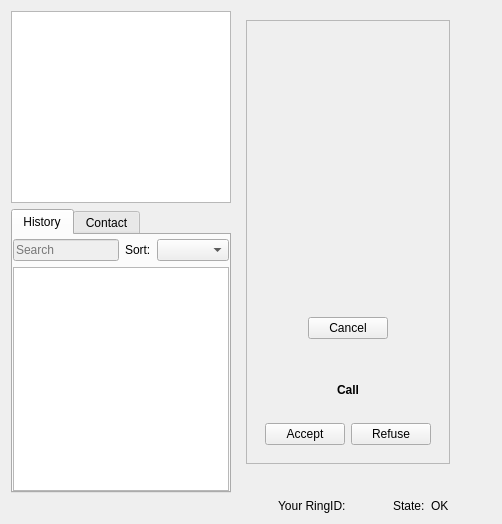
The window that callwidget.ui (savoirfairelinux/jami-client-windows) describes before a commit, drawn with Qt 5.
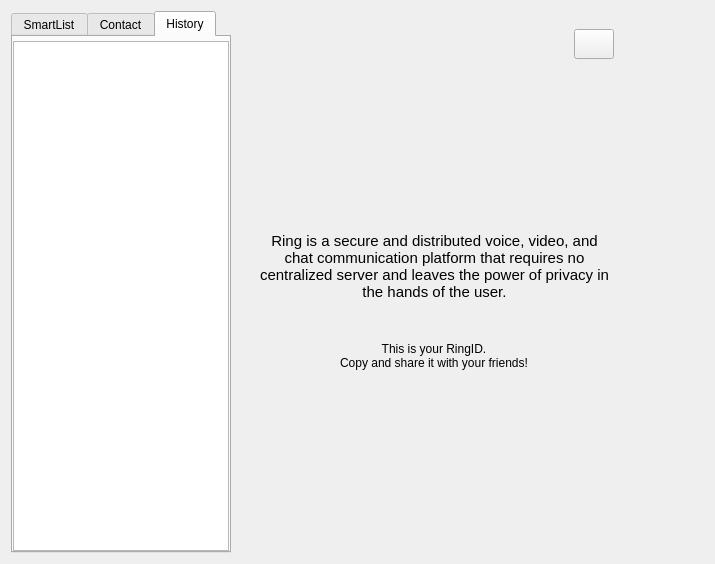
The same window after the commit. The open tabs and pages were chosen to show the change. Icons and pictures are not drawn. Custom widgets are drawn as their Qt base class.

Commit message:
smartlist: implement smart list view
- remove mainbar
- reconnect search/call bar
- add welcome screen
- add smartlist delegate
- use PeopleProxy
- clean and guard (WIN32) code
- remove state label

WARNING: Depends on #2844 and #2872 of LRC

Issue: #81177

Patch:
```diff
--- a/callwidget.ui
+++ b/callwidget.ui
@@ -6,8 +6,8 @@
    <rect>
     <x>0</x>
     <y>0</y>
-    <width>502</width>
-    <height>524</height>
+    <width>715</width>
+    <height>564</height>
    </rect>
   </property>
   <property name="sizePolicy">
@@ -33,37 +33,159 @@
        <enum>QLayout::SetMaximumSize</enum>
       </property>
       <item>
-       <widget class="QFrame" name="videoFrame">
-        <property name="sizePolicy">
-         <sizepolicy hsizetype="MinimumExpanding" vsizetype="MinimumExpanding">
-          <horstretch>0</horstretch>
-          <verstretch>0</verstretch>
-         </sizepolicy>
+       <widget class="QStackedWidget" name="stackedWidget">
+        <property name="currentIndex">
+         <number>1</number>
         </property>
+        <widget class="QWidget" name="welcomePage">
+         <layout class="QGridLayout" name="gridLayout_2">
+          <item row="3" column="0" colspan="2" alignment="Qt::AlignHCenter">
+           <widget class="QLabel" name="label">
+            <property name="font">
+             <font>
+              <underline>false</underline>
+              <strikeout>false</strikeout>
+              <kerning>true</kerning>
+             </font>
+            </property>
+            <property name="text">
+             <string>This is your RingID.
+Copy and share it with your friends!</string>
+            </property>
+            <property name="alignment">
+             <set>Qt::AlignCenter</set>
+            </property>
+            <property name="wordWrap">
+             <bool>true</bool>
+            </property>
+           </widget>
+          </item>
+          <item row="6" column="0">
+           <spacer name="verticalSpacer_2">
+            <property name="orientation">
+             <enum>Qt::Vertical</enum>
+            </property>
+            <property name="sizeHint" stdset="0">
+             <size>
+              <width>20</width>
+              <height>40</height>
+             </size>
+            </property>
+           </spacer>
+          </item>
+          <item row="0" column="1" alignment="Qt::AlignRight|Qt::AlignTop">
+           <widget class="QPushButton" name="settingsButton">
+            <property name="minimumSize">
+             <size>
+              <width>30</width>
+              <height>30</height>
+             </size>
+            </property>
+            <property name="text">
+             <string/>
+            </property>
+            <property name="icon">
+             <iconset resource="ressources.qrc">
+              <normaloff>:/images/settings.png</normaloff>:/images/settings.png</iconset>
+            </property>
+            <property name="iconSize">
+             <size>
+              <width>25</width>
+              <height>25</height>
+             </size>
+            </property>
+            <property name="flat">
+             <bool>false</bool>
+            </property>
+           </widget>
+          </item>
+          <item row="4" column="0" colspan="2" alignment="Qt::AlignHCenter">
+           <widget class="QLabel" name="ringIdLabel">
         <property name="minimumSize">
          <size>
           <width>0</width>
           <height>0</height>
          </size>
         </property>
-        <property name="frameShape">
-         <enum>QFrame::StyledPanel</enum>
-        </property>
-        <property name="frameShadow">
-         <enum>QFrame::Raised</enum>
-        </property>
-        <layout class="QVBoxLayout" name="verticalLayout_7">
-         <item>
-          <widget class="VideoView" name="videoWidget" native="true">
+            <property name="font">
+             <font>
+              <pointsize>12</pointsize>
+             </font>
+            </property>
+            <property name="text">
+             <string notr="true"/>
+            </property>
+            <property name="margin">
+             <number>0</number>
+            </property>
+            <property name="textInteractionFlags">
+             <set>Qt::LinksAccessibleByMouse|Qt::TextSelectableByMouse</set>
+            </property>
+           </widget>
+          </item>
+          <item row="2" column="0" colspan="2" alignment="Qt::AlignHCenter">
+           <widget class="QLabel" name="descLabel">
            <property name="sizePolicy">
-            <sizepolicy hsizetype="MinimumExpanding" vsizetype="MinimumExpanding">
+             <sizepolicy hsizetype="Expanding" vsizetype="Expanding">
              <horstretch>0</horstretch>
              <verstretch>0</verstretch>
             </sizepolicy>
            </property>
-          </widget>
-         </item>
-         <item>
+            <property name="font">
+             <font>
+              <pointsize>11</pointsize>
+              <weight>50</weight>
+              <bold>false</bold>
+             </font>
+            </property>
+            <property name="text">
+             <string>Ring is a secure and distributed voice, video, and chat communication platform that requires no centralized server and leaves the power of privacy in the hands of the user.</string>
+            </property>
+            <property name="alignment">
+             <set>Qt::AlignCenter</set>
+            </property>
+            <property name="wordWrap">
+             <bool>true</bool>
+            </property>
+           </widget>
+          </item>
+          <item row="1" column="0" colspan="2">
+           <widget class="QLabel" name="ringLogo">
+            <property name="sizePolicy">
+             <sizepolicy hsizetype="Preferred" vsizetype="Maximum">
+              <horstretch>0</horstretch>
+              <verstretch>0</verstretch>
+             </sizepolicy>
+            </property>
+            <property name="maximumSize">
+             <size>
+              <width>16777215</width>
+              <height>200</height>
+             </size>
+            </property>
+            <property name="text">
+             <string/>
+            </property>
+           </widget>
+          </item>
+          <item row="0" column="0">
+           <spacer name="verticalSpacer">
+            <property name="orientation">
+             <enum>Qt::Vertical</enum>
+            </property>
+            <property name="sizeHint" stdset="0">
+             <size>
+              <width>20</width>
+              <height>40</height>
+             </size>
+            </property>
+           </spacer>
+          </item>
+         </layout>
+        </widget>
+        <widget class="QWidget" name="callInvitePage">
+         <layout class="QVBoxLayout" name="verticalLayout_9">
+          <item alignment="Qt::AlignHCenter|Qt::AlignVCenter">
           <widget class="QWidget" name="spinnerWidget" native="true">
            <layout class="QVBoxLayout" name="spinnerLayout">
             <item alignment="Qt::AlignHCenter|Qt::AlignVCenter">
@@ -171,32 +293,12 @@
          </item>
         </layout>
        </widget>
-      </item>
-      <item alignment="Qt::AlignHCenter">
-       <widget class="QLabel" name="callStateLabel">
-        <property name="sizePolicy">
-         <sizepolicy hsizetype="Preferred" vsizetype="Fixed">
-          <horstretch>0</horstretch>
-          <verstretch>0</verstretch>
-         </sizepolicy>
-        </property>
-        <property name="text">
-         <string notr="true"/>
-        </property>
-       </widget>
-      </item>
-     </layout>
-    </widget>
-   </item>
-   <item row="0" column="2">
-    <layout class="QVBoxLayout" name="verticalLayout_8">
-     <property name="leftMargin">
-      <number>0</number>
-     </property>
+        <widget class="QWidget" name="videoPage">
+         <layout class="QVBoxLayout" name="verticalLayout_10">
      <item>
-      <widget class="InstantMessagingWidget" name="instantMessagingWidget" native="true">
+           <widget class="QFrame" name="videoFrame">
        <property name="sizePolicy">
-        <sizepolicy hsizetype="MinimumExpanding" vsizetype="Expanding">
+             <sizepolicy hsizetype="MinimumExpanding" vsizetype="MinimumExpanding">
          <horstretch>0</horstretch>
          <verstretch>0</verstretch>
         </sizepolicy>
@@ -207,52 +309,32 @@
          <height>0</height>
         </size>
        </property>
-      </widget>
-     </item>
-    </layout>
-   </item>
-   <item row="1" column="1">
-    <layout class="QHBoxLayout" name="horizontalLayout_5" stretch="1,0,0">
-     <property name="topMargin">
-      <number>0</number>
-     </property>
-     <property name="rightMargin">
-      <number>10</number>
-     </property>
-     <item alignment="Qt::AlignHCenter">
-      <widget class="QLabel" name="ringIdLabel">
-       <property name="minimumSize">
-        <size>
-         <width>0</width>
-         <height>0</height>
-        </size>
-       </property>
-       <property name="text">
-        <string notr="true">Your RingID:</string>
-       </property>
-       <property name="margin">
-        <number>0</number>
-       </property>
-       <property name="textInteractionFlags">
-        <set>Qt::LinksAccessibleByMouse|Qt::TextSelectableByMouse</set>
-       </property>
-      </widget>
-     </item>
-     <item>
-      <widget class="QLabel" name="stateLabel">
-       <property name="text">
-        <string>State:</string>
-       </property>
-      </widget>
-     </item>
-     <item alignment="Qt::AlignRight">
-      <widget class="QLabel" name="accountStateHintLabel">
-       <property name="text">
-        <string>OK</string>
-       </property>
-      </widget>
-     </item>
-    </layout>
+            <property name="frameShape">
+             <enum>QFrame::StyledPanel</enum>
+            </property>
+            <property name="frameShadow">
+             <enum>QFrame::Raised</enum>
+            </property>
+            <layout class="QVBoxLayout" name="verticalLayout_7">
+             <item>
+              <widget class="VideoView" name="videoWidget" native="true">
+               <property name="sizePolicy">
+                <sizepolicy hsizetype="MinimumExpanding" vsizetype="MinimumExpanding">
+                 <horstretch>0</horstretch>
+                 <verstretch>0</verstretch>
+                </sizepolicy>
+               </property>
+              </widget>
+             </item>
+            </layout>
+           </widget>
+          </item>
+         </layout>
+        </widget>
+       </widget>
+      </item>
+     </layout>
+    </widget>
    </item>
    <item row="0" column="0">
     <layout class="QVBoxLayout" name="verticalLayout_2">
@@ -263,34 +345,12 @@
       <enum>QLayout::SetDefaultConstraint</enum>
      </property>
      <item>
-      <layout class="QVBoxLayout" name="verticalLayout_5" stretch="0,1">
+      <layout class="QVBoxLayout" name="verticalLayout_5" stretch="0">
        <property name="topMargin">
         <number>0</number>
        </property>
        <item>
-        <widget class="QListView" name="callList">
-         <property name="sizePolicy">
-          <sizepolicy hsizetype="MinimumExpanding" vsizetype="MinimumExpanding">
-           <horstretch>0</horstretch>
-           <verstretch>0</verstretch>
-          </sizepolicy>
-         </property>
-         <property name="minimumSize">
-          <size>
-           <width>0</width>
-           <height>0</height>
-          </size>
-         </property>
-         <property name="maximumSize">
-          <size>
-           <width>220</width>
-           <height>16777215</height>
-          </size>
-         </property>
-        </widget>
-       </item>
-       <item>
-        <widget class="QTabWidget" name="tabWidget">
+        <widget class="QTabWidget" name="mainTabMenu">
          <property name="sizePolicy">
           <sizepolicy hsizetype="MinimumExpanding" vsizetype="MinimumExpanding">
            <horstretch>0</horstretch>
@@ -310,9 +370,9 @@
           </size>
          </property>
          <property name="currentIndex">
-          <number>1</number>
+          <number>0</number>
          </property>
-         <widget class="QWidget" name="historyTab">
+         <widget class="QWidget" name="smartListTab">
           <property name="sizePolicy">
            <sizepolicy hsizetype="MinimumExpanding" vsizetype="MinimumExpanding">
             <horstretch>0</horstretch>
@@ -326,7 +386,7 @@
            </size>
           </property>
           <attribute name="title">
-           <string>History</string>
+           <string>SmartList</string>
           </attribute>
           <layout class="QVBoxLayout" name="verticalLayout_6">
            <property name="leftMargin">
@@ -347,12 +407,15 @@
               <number>0</number>
              </property>
              <item>
-              <widget class="QLineEdit" name="lineEdit">
+              <widget class="QLineEdit" name="searchEdit">
                <property name="enabled">
-                <bool>false</bool>
+                <bool>true</bool>
+               </property>
+               <property name="maxLength">
+                <number>100</number>
                </property>
                <property name="placeholderText">
-                <string>Search</string>
+                <string>Search / Enter number</string>
                </property>
                <property name="clearButtonEnabled">
                 <bool>true</bool>
@@ -360,45 +423,20 @@
               </widget>
              </item>
              <item>
-              <widget class="QLabel" name="label">
+              <widget class="QPushButton" name="callButton">
                <property name="text">
-                <string>Sort:</string>
+                <string/>
                </property>
-              </widget>
-             </item>
-             <item>
-              <widget class="QComboBox" name="sortComboBox">
-               <property name="layoutDirection">
-                <enum>Qt::LeftToRight</enum>
+               <property name="icon">
+                <iconset resource="ressources.qrc">
+                 <normaloff>:/images/phone.png</normaloff>:/images/phone.png</iconset>
                </property>
               </widget>
              </item>
             </layout>
            </item>
            <item>
-            <widget class="QTreeView" name="historyList">
-             <property name="sizePolicy">
-              <sizepolicy hsizetype="MinimumExpanding" vsizetype="MinimumExpanding">
-               <horstretch>0</horstretch>
-               <verstretch>0</verstretch>
-              </sizepolicy>
-             </property>
-             <property name="minimumSize">
-              <size>
-               <width>0</width>
-               <height>0</height>
-              </size>
-             </property>
-             <property name="maximumSize">
-              <size>
-               <width>220</width>
-               <height>16777215</height>
-              </size>
-             </property>
-             <property name="frameShadow">
-              <enum>QFrame::Plain</enum>
-             </property>
-            </widget>
+            <widget class="QTreeView" name="smartList"/>
            </item>
           </layout>
          </widget>
@@ -446,12 +484,57 @@
            </item>
           </layout>
          </widget>
-        </widget>
+         <widget class="QWidget" name="historyTab">
+          <attribute name="title">
+           <string>History</string>
+          </attribute>
+          <layout class="QHBoxLayout" name="horizontalLayout_2">
+           <property name="leftMargin">
+            <number>0</number>
+           </property>
+           <property name="topMargin">
+            <number>4</number>
+           </property>
+           <property name="rightMargin">
+            <number>0</number>
+           </property>
+           <property name="bottomMargin">
+            <number>0</number>
+           </property>
+           <item>
+            <widget class="QTreeView" name="historyList"/>
+           </item>
+          </layout>
+         </widget>
+        </widget>
        </item>
       </layout>
      </item>
     </layout>
    </item>
+   <item row="0" column="2">
+    <layout class="QVBoxLayout" name="verticalLayout_8">
+     <property name="leftMargin">
+      <number>0</number>
+     </property>
+     <item>
+      <widget class="InstantMessagingWidget" name="instantMessagingWidget" native="true">
+       <property name="sizePolicy">
+        <sizepolicy hsizetype="MinimumExpanding" vsizetype="Expanding">
+         <horstretch>0</horstretch>
+         <verstretch>0</verstretch>
+        </sizepolicy>
+       </property>
+       <property name="minimumSize">
+        <size>
+         <width>0</width>
+         <height>0</height>
+        </size>
+       </property>
+      </widget>
+     </item>
+    </layout>
+   </item>
   </layout>
  </widget>
  <customwidgets>
```
Lines whose indentation alone changed are shown as unchanged. The commit also changes 22 other files.
